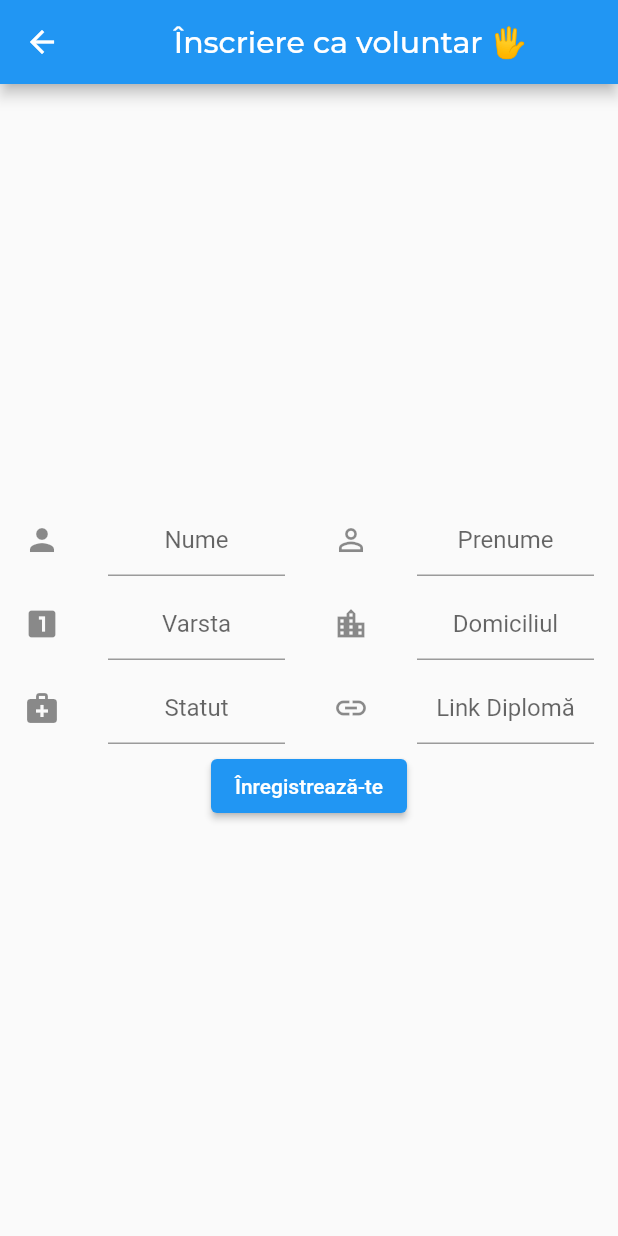
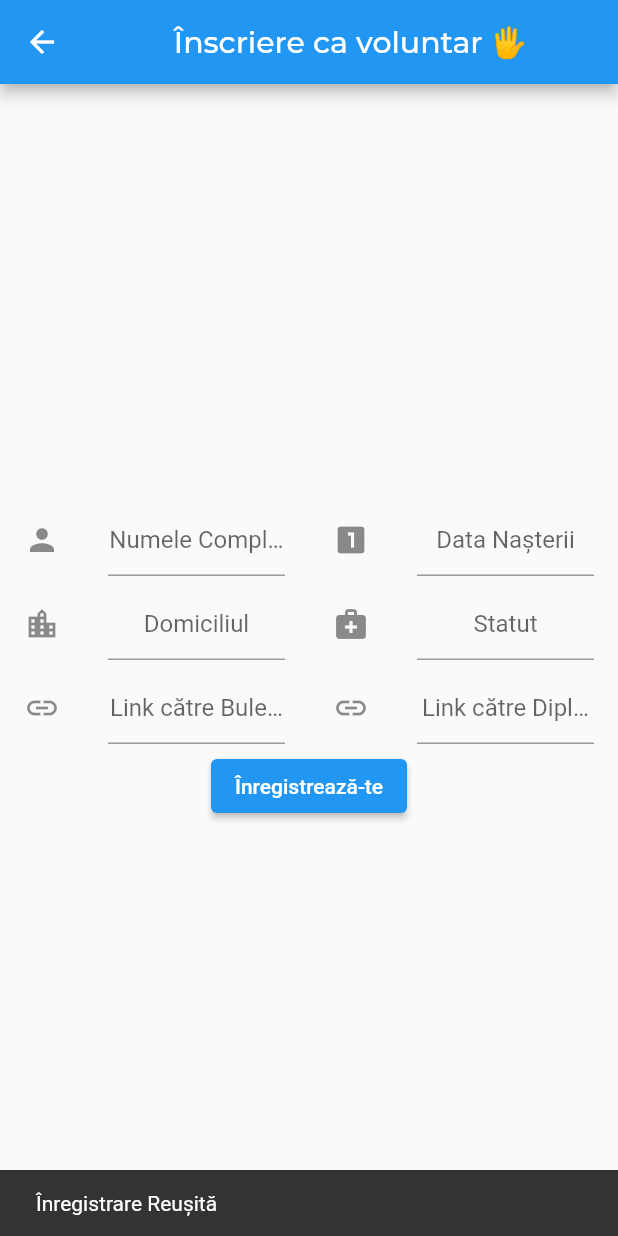
Before and after one commit to TeoChirileanu/emergency_flutter, a Flutter app: the Inscriere screen opened directly, after a tap on "Înregistrează-te", on a phone screen of 412 x 824 dp. Run offline on Flutter 3.47's test engine with Material 2 defaults, Android fonts, the phone set to English and light mode, and no system bars; drawn by our look-alikes of auto_size_text; our stand-ins replace google_fonts.

Commit message:
update formular \ rename files

```diff
--- a/lib/inscriere.dart
+++ b/lib/formular_inscriere.dart
@@ -31,18 +31,20 @@ class Inscriere extends StatelessWidget {
                       subtitle: Center(
                         child: TextField(
                           textAlign: TextAlign.center,
-                          decoration: InputDecoration(hintText: "Nume"),
+                          decoration:
+                              InputDecoration(hintText: "Numele Complet"),
                         ),
                       ),
                     ),
                   ),
                   Flexible(
                     child: ListTile(
-                      leading: Icon(Icons.person_outline),
+                      leading: Icon(Icons.looks_one),
                       subtitle: Center(
                         child: TextField(
                           textAlign: TextAlign.center,
-                          decoration: InputDecoration(hintText: "Prenume"),
+                          decoration:
+                              InputDecoration(hintText: "Data Nașterii"),
                         ),
                       ),
                     ),
@@ -51,17 +53,6 @@ class Inscriere extends StatelessWidget {
               ),
               Row(
                 children: [
-                  Flexible(
-                    child: ListTile(
-                      leading: Icon(Icons.looks_one),
-                      subtitle: Center(
-                        child: TextField(
-                          textAlign: TextAlign.center,
-                          decoration: InputDecoration(hintText: "Varsta"),
-                        ),
-                      ),
-                    ),
-                  ),
                   Flexible(
                     child: ListTile(
                       leading: Icon(Icons.location_city),
@@ -73,10 +64,6 @@ class Inscriere extends StatelessWidget {
                       ),
                     ),
                   ),
-                ],
-              ),
-              Row(
-                children: [
                   Flexible(
                     child: ListTile(
                       leading: Icon(Icons.medical_services),
@@ -88,13 +75,30 @@ class Inscriere extends StatelessWidget {
                       ),
                     ),
                   ),
+                ],
+              ),
+              Row(
+                children: [
                   Flexible(
                     child: ListTile(
                       leading: Icon(Icons.link),
                       subtitle: Center(
                         child: TextField(
                           textAlign: TextAlign.center,
-                          decoration: InputDecoration(hintText: "Link Diplomă"),
+                          decoration:
+                              InputDecoration(hintText: "Link către Buletin"),
+                        ),
+                      ),
+                    ),
+                  ),
+                  Flexible(
+                    child: ListTile(
+                      leading: Icon(Icons.link),
+                      subtitle: Center(
+                        child: TextField(
+                          textAlign: TextAlign.center,
+                          decoration:
+                              InputDecoration(hintText: "Link către Diplomă"),
                         ),
                       ),
                     ),
@@ -108,7 +112,13 @@ class Inscriere extends StatelessWidget {
                     child: Center(
                       child: Text("Înregistrează-te"),
                     ),
-                    onPressed: () {},
+                    onPressed: () {
+                      ScaffoldMessenger.of(context).showSnackBar(
+                        SnackBar(
+                          content: Text("Înregistrare Reușită"),
+                        ),
+                      );
+                    },
                   ),
                 ],
               ),
--- a/lib/main.dart
+++ b/lib/main.dart
@@ -2,7 +2,7 @@ import 'package:auto_size_text/auto_size_text.dart';
 import 'package:flutter/material.dart';
 import 'package:google_fonts/google_fonts.dart';
 
-import 'homepage.dart';
+import 'pagina_de_start.dart';
 
 void main() => runApp(MyApp());
 
--- a/lib/homepage.dart
+++ b/lib/pagina_de_start.dart
@@ -1,9 +1,9 @@
 import 'package:auto_size_text/auto_size_text.dart';
-import 'package:emergency_flutter/anunt_urgenta.dart';
+import 'package:emergency_flutter/anunta_o_urgenta.dart';
 import 'package:flutter/material.dart';
 import 'package:google_fonts/google_fonts.dart';
 
-import 'inscriere.dart';
+import 'formular_inscriere.dart';
 
 class MyHomePage extends StatefulWidget {
   @override
```
Also changed, not shown: lib/anunta_o_urgenta.dart (renamed from lib/anunt_urgenta.dart), pubspec.lock.
